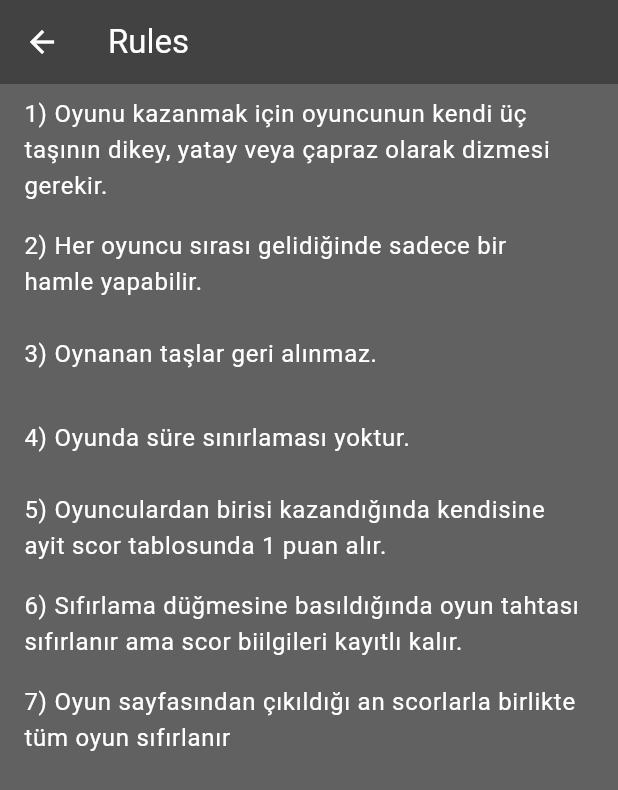
After one commit to azranurvrdr/Tic-Tac-Toe-App, a Flutter app: the screen it shows after launch, after a tap on "Rules Page", on a phone screen of 412 x 824 dp. The commit adds this screen. Shown: the top 790 px of the screen. Run offline on Flutter 3.47's test engine with Material 3 defaults, Android fonts, the phone set to English and light mode, and no system bars.

Commit message:
Rules sayfasını ekledim.

```diff
--- /dev/null
+++ b/lib/Rules.dart
@@ -0,0 +1,105 @@
+import 'package:flutter/material.dart';
+
+class RulesPage extends StatefulWidget {
+  const RulesPage({super.key});
+
+  @override
+  State<RulesPage> createState() => _RulesPageState();
+}
+
+class _RulesPageState extends State<RulesPage> {
+  @override
+  Widget build(BuildContext context) {
+    return Scaffold(
+      appBar: AppBar(
+        backgroundColor: Colors.grey.shade800,
+        title: Text(
+          "Rules",
+          style: TextStyle(
+            color: Colors.white, //AppBarın yazısı beyaz
+          ),
+        ),
+
+        iconTheme: IconThemeData(
+            color: Colors.white  //AppBardaki tüm ikonların rengi beyaz
+        ),
+      ),
+      body: Center(
+
+
+        child: Column(
+
+
+          mainAxisAlignment: MainAxisAlignment.center,
+          children: <Widget>[
+        Expanded(
+        child: ListView(
+            children: [
+              ListTile(
+                title: Text(
+                    '1) Oyunu kazanmak için oyuncunun kendi üç taşının dikey, yatay veya çapraz olarak dizmesi gerekir.',
+                    style: TextStyle(
+                      color: Colors.white,
+                    ),
+                ),
+              ),
+              ListTile(
+                title: Text(
+                    '2) Her oyuncu sırası gelidiğinde sadece bir hamle yapabilir.',
+                    style: TextStyle(
+                      color: Colors.white,
+                    ),
+                ),
+              ),
+              ListTile(
+                title: Text(
+                    '3) Oynanan taşlar geri alınmaz.',
+                    style: TextStyle(
+                      color: Colors.white,
+                    ),
+                ),
+              ),
+              ListTile(
+                title: Text(
+                    '4) Oyunda süre sınırlaması yoktur.',
+                    style: TextStyle(
+                      color: Colors.white,
+                    ),
+                ),
+              ),
+              ListTile(
+                title: Text(
+                    '5) Oyunculardan birisi kazandığında kendisine ayit scor tablosunda 1 puan alır.',
+                    style: TextStyle(
+                      color: Colors.white,
+                    ),
+                ),
+              ),
+              ListTile(
+                title: Text(
+                    '6) Sıfırlama düğmesine basıldığında oyun tahtası sıfırlanır ama scor biilgileri kayıtlı kalır.',
+                    style: TextStyle(
+                      color: Colors.white,
+                    ),
+                ),
+              ),
+              ListTile(
+                title: Text(
+                    '7) Oyun sayfasından çıkıldığı an scorlarla birlikte tüm oyun sıfırlanır',
+                    style: TextStyle(
+                      color: Colors.white,
+                    ),
+                ),
+              ),
+
+
+            ],
+          ),
+        ),
+
+    ],
+        ),
+      ),
+    );
+  }
+}
--- a/lib/TicTacToe.dart
+++ b/lib/TicTacToe.dart
@@ -1,4 +1,5 @@
 import 'package:flutter/material.dart';
+import 'Rules.dart';
 
 class TicTacToe extends StatefulWidget {
   const TicTacToe({super.key});
@@ -55,6 +56,22 @@ class _TicTacToeState extends State<TicTacToe> {
                 backgroundColor: MaterialStateProperty.all(Colors.grey),
               ),
             ),
+
+            TextButton(
+              child: Text(
+                'Rules Page',
+                style: TextStyle(
+                  color: Colors.black,
+                ),
+              ),
+              onPressed: (){
+                Navigator.push(context, MaterialPageRoute(builder: (context) => RulesPage()));
+              },
+              style: ButtonStyle(
+                backgroundColor: MaterialStateProperty.all(Colors.grey),
+              ),
+            ),
+
           ],
         ),
       ),
@@ -70,7 +87,7 @@ class _TicTacToeState extends State<TicTacToe> {
         ),
 
         iconTheme: IconThemeData(
-            color: Colors.white  //Drawer ikonunun rengi beyaz
+            color: Colors.white  //AppBardaki tüm ikonların rengi beyaz
         ),
       ),
 
--- a/lib/main.dart
+++ b/lib/main.dart
@@ -1,4 +1,5 @@
 import 'package:flutter/material.dart';
+import 'package:game_app_ttt/Rules.dart';
 
 import 'TicTacToe.dart';
 
@@ -66,6 +67,20 @@ class _LoginPageState extends State<LoginPage> {
               ),
             ),
 
+            ElevatedButton(
+              onPressed: (){
+                Navigator.push(context, MaterialPageRoute(builder: (context) => RulesPage()));
+              },
+              style: ElevatedButton.styleFrom(
+                backgroundColor: Colors.grey.shade400,
+              ),
+
+              child: Text(
+                "Rules Page",
+                style: TextStyle(color: Colors.white), //Butonun yazısı beyaz
+              ),
+            ),
+
           ],
         ),
       ),
```
